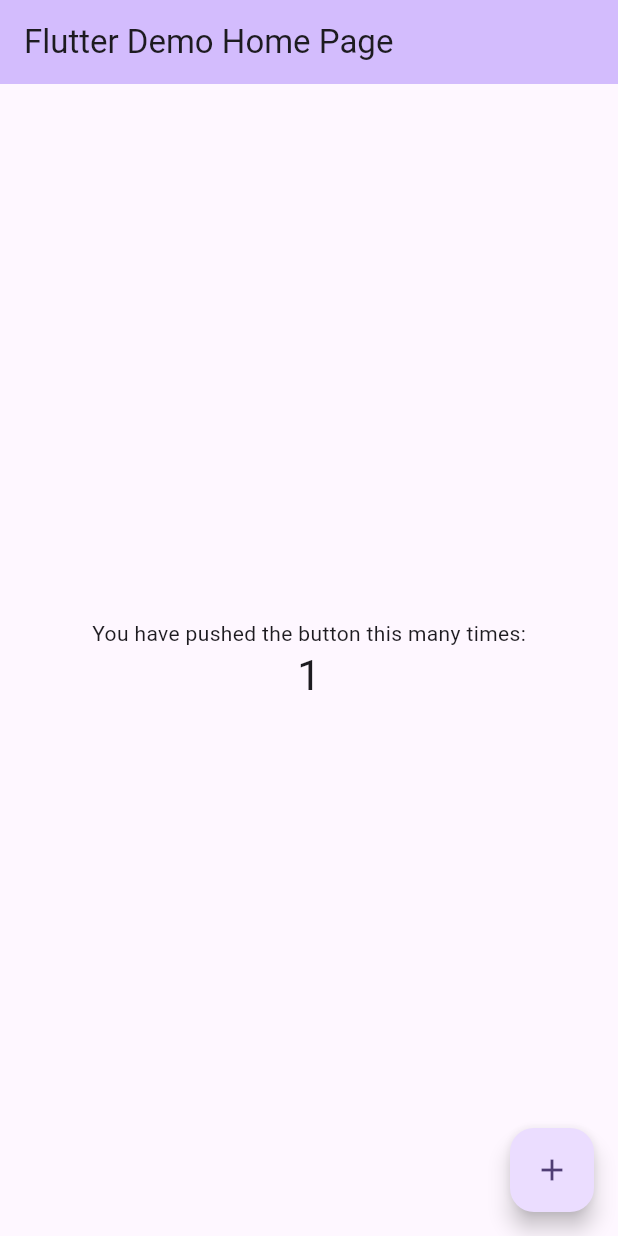
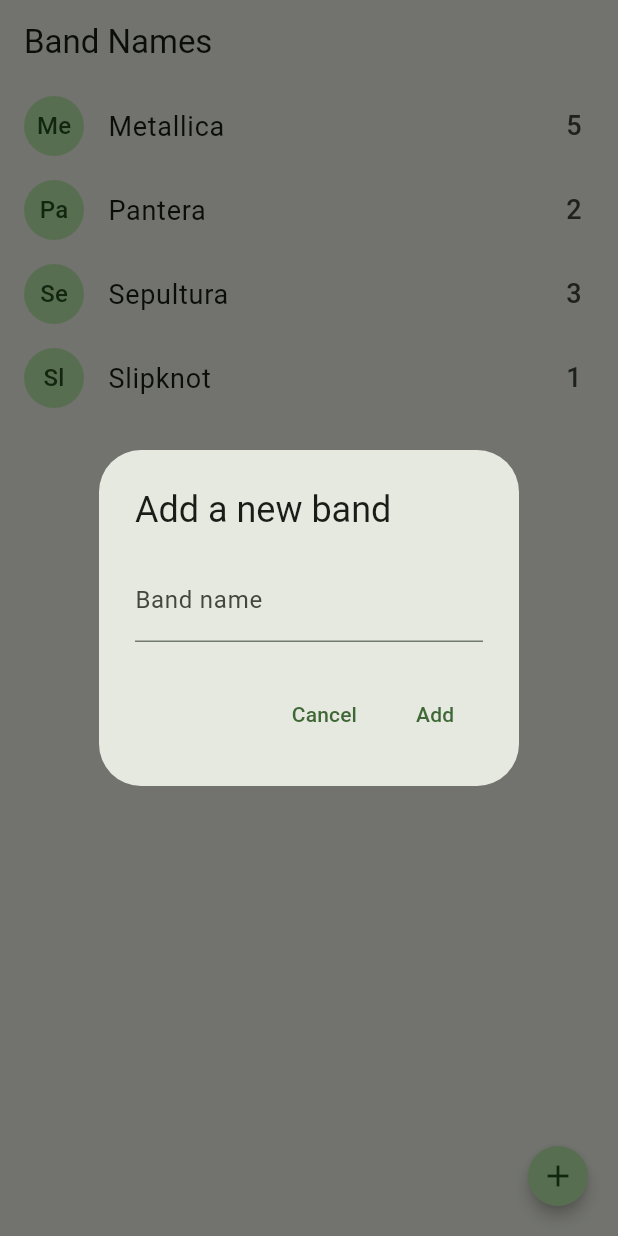
Before and after one commit to OGispert/band_names, a Flutter app: the screen it shows after launch, after a tap on the "add" icon, on a phone screen of 412 x 824 dp. Run offline on Flutter 3.47's test engine with Material 3 defaults, Android fonts, the phone set to English and light mode, and no system bars.

```diff
--- a/lib/main.dart
+++ b/lib/main.dart
@@ -1,122 +1,17 @@
+import 'package:band_names/screens/home_screen.dart';
 import 'package:flutter/material.dart';
 
-void main() {
-  runApp(const MyApp());
-}
+void main() => runApp(const MyApp());
 
 class MyApp extends StatelessWidget {
   const MyApp({super.key});
 
-  // This widget is the root of your application.
   @override
   Widget build(BuildContext context) {
     return MaterialApp(
-      title: 'Flutter Demo',
-      theme: ThemeData(
-        // This is the theme of your application.
-        //
-        // TRY THIS: Try running your application with "flutter run". You'll see
-        // the application has a purple toolbar. Then, without quitting the app,
-        // try changing the seedColor in the colorScheme below to Colors.green
-        // and then invoke "hot reload" (save your changes or press the "hot
-        // reload" button in a Flutter-supported IDE, or press "r" if you used
-        // the command line to start the app).
-        //
-        // Notice that the counter didn't reset back to zero; the application
-        // state is not lost during the reload. To reset the state, use hot
-        // restart instead.
-        //
-        // This works for code too, not just values: Most code changes can be
-        // tested with just a hot reload.
-        colorScheme: ColorScheme.fromSeed(seedColor: Colors.deepPurple),
-      ),
-      home: const MyHomePage(title: 'Flutter Demo Home Page'),
+      debugShowCheckedModeBanner: false,
+      theme: ThemeData(colorSchemeSeed: Color.fromARGB(255, 9, 181, 9)),
+      home: HomeScreen(),
     );
   }
 }
-
-class MyHomePage extends StatefulWidget {
-  const MyHomePage({super.key, required this.title});
-
-  // This widget is the home page of your application. It is stateful, meaning
-  // that it has a State object (defined below) that contains fields that affect
-  // how it looks.
-
-  // This class is the configuration for the state. It holds the values (in this
-  // case the title) provided by the parent (in this case the App widget) and
-  // used by the build method of the State. Fields in a Widget subclass are
-  // always marked "final".
-
-  final String title;
-
-  @override
-  State<MyHomePage> createState() => _MyHomePageState();
-}
-
-class _MyHomePageState extends State<MyHomePage> {
-  int _counter = 0;
-
-  void _incrementCounter() {
-    setState(() {
-      // This call to setState tells the Flutter framework that something has
-      // changed in this State, which causes it to rerun the build method below
-      // so that the display can reflect the updated values. If we changed
-      // _counter without calling setState(), then the build method would not be
-      // called again, and so nothing would appear to happen.
-      _counter++;
-    });
-  }
-
-  @override
-  Widget build(BuildContext context) {
-    // This method is rerun every time setState is called, for instance as done
-    // by the _incrementCounter method above.
-    //
-    // The Flutter framework has been optimized to make rerunning build methods
-    // fast, so that you can just rebuild anything that needs updating rather
-    // than having to individually change instances of widgets.
-    return Scaffold(
-      appBar: AppBar(
-        // TRY THIS: Try changing the color here to a specific color (to
-        // Colors.amber, perhaps?) and trigger a hot reload to see the AppBar
-        // change color while the other colors stay the same.
-        backgroundColor: Theme.of(context).colorScheme.inversePrimary,
-        // Here we take the value from the MyHomePage object that was created by
-        // the App.build method, and use it to set our appbar title.
-        title: Text(widget.title),
-      ),
-      body: Center(
-        // Center is a layout widget. It takes a single child and positions it
-        // in the middle of the parent.
-        child: Column(
-          // Column is also a layout widget. It takes a list of children and
-          // arranges them vertically. By default, it sizes itself to fit its
-          // children horizontally, and tries to be as tall as its parent.
-          //
-          // Column has various properties to control how it sizes itself and
-          // how it positions its children. Here we use mainAxisAlignment to
-          // center the children vertically; the main axis here is the vertical
-          // axis because Columns are vertical (the cross axis would be
-          // horizontal).
-          //
-          // TRY THIS: Invoke "debug painting" (choose the "Toggle Debug Paint"
-          // action in the IDE, or press "p" in the console), to see the
-          // wireframe for each widget.
-          mainAxisAlignment: MainAxisAlignment.center,
-          children: <Widget>[
-            const Text('You have pushed the button this many times:'),
-            Text(
-              '$_counter',
-              style: Theme.of(context).textTheme.headlineMedium,
-            ),
-          ],
-        ),
-      ),
-      floatingActionButton: FloatingActionButton(
-        onPressed: _incrementCounter,
-        tooltip: 'Increment',
-        child: const Icon(Icons.add),
-      ), // This trailing comma makes auto-formatting nicer for build methods.
-    );
-  }
-}
--- /dev/null
+++ b/lib/models/band.dart
@@ -0,0 +1,10 @@
+class Band {
+  const Band({required this.id, required this.name, required this.votes});
+
+  final String id;
+  final String name;
+  final int votes;
+
+  factory Band.fromMap(Map<String, dynamic> obj) =>
+      Band(id: obj['id'], name: obj['name'], votes: obj['votes']);
+}
--- /dev/null
+++ b/lib/screens/home_screen.dart
@@ -0,0 +1,122 @@
+import 'dart:io';
+
+import 'package:flutter/cupertino.dart';
+import 'package:flutter/material.dart';
+
+import 'package:band_names/models/band.dart';
+
+class HomeScreen extends StatefulWidget {
+  const HomeScreen({super.key});
+
+  @override
+  State<HomeScreen> createState() => _HomeScreenState();
+}
+
+class _HomeScreenState extends State<HomeScreen> {
+  final List<Band> bands = [
+    Band(id: '1', name: 'Metallica', votes: 5),
+    Band(id: '2', name: 'Pantera', votes: 2),
+    Band(id: '3', name: 'Sepultura', votes: 3),
+    Band(id: '4', name: 'Slipknot', votes: 1),
+  ];
+
+  final editingController = TextEditingController();
+
+  @override
+  void dispose() {
+    editingController.dispose();
+    super.dispose();
+  }
+
+  @override
+  Widget build(BuildContext context) {
+    return Scaffold(
+      appBar: AppBar(title: Text('Band Names')),
+      body: ListView.builder(
+        itemCount: bands.length,
+        itemBuilder: (context, index) => _bandTile(bands[index]),
+      ),
+      floatingActionButton: FloatingActionButton(
+        shape: CircleBorder(),
+        elevation: 4,
+        mini: true,
+        onPressed: addNewBand,
+        child: Icon(Icons.add),
+      ),
+    );
+  }
+
+  ListTile _bandTile(Band band) {
+    return ListTile(
+      leading: CircleAvatar(child: Text(band.name.substring(0, 2))),
+      title: Text(band.name, style: TextStyle(fontSize: 18)),
+      trailing: Text('${band.votes}', style: TextStyle(fontSize: 18)),
+      onTap: () {},
+    );
+  }
+
+  void addNewBand() {
+    if (Platform.isAndroid) {
+      showDialog(
+        context: context,
+        builder: (context) {
+          return AlertDialog(
+            title: const Text('Add a new band'),
+            content: TextField(
+              controller: editingController,
+              decoration: InputDecoration(labelText: 'Band name'),
+            ),
+            actions: [
+              TextButton(
+                onPressed: () => Navigator.pop(context, 'Cancel'),
+                child: const Text('Cancel'),
+              ),
+              TextButton(
+                onPressed: () => addBandToList(editingController.text),
+                child: const Text('Add'),
+              ),
+            ],
+          );
+        },
+      );
+      return;
+    }
+
+    showCupertinoDialog(
+      context: context,
+      builder: (context) {
+        return CupertinoAlertDialog(
+          title: const Text('Add a new band'),
+          content: Padding(
+            padding: EdgeInsets.only(top: 16),
+            child: CupertinoTextField(
+              controller: editingController,
+              placeholder: 'Band name',
+            ),
+          ),
+          actions: [
+            CupertinoDialogAction(
+              onPressed: () => Navigator.pop(context, 'Cancel'),
+              child: const Text('Cancel'),
+            ),
+            CupertinoDialogAction(
+              isDefaultAction: true,
+              onPressed: () => addBandToList(editingController.text),
+              child: const Text('Add'),
+            ),
+          ],
+        );
+      },
+    );
+  }
+
+  void addBandToList(String bandName) {
+    if (bandName.isEmpty || bandName.trim().length <= 1) {
+      return;
+    }
+
+    editingController.clear();
+
+    Navigator.pop(context);
+  }
+}
```
